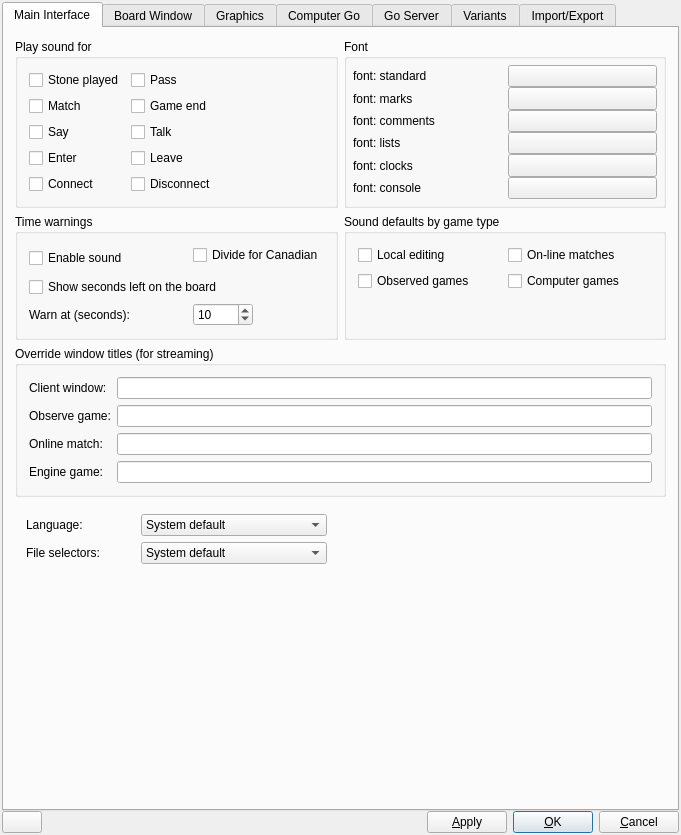
bernds/q5Go, file src/preferences_gui.ui: the form before one commit.
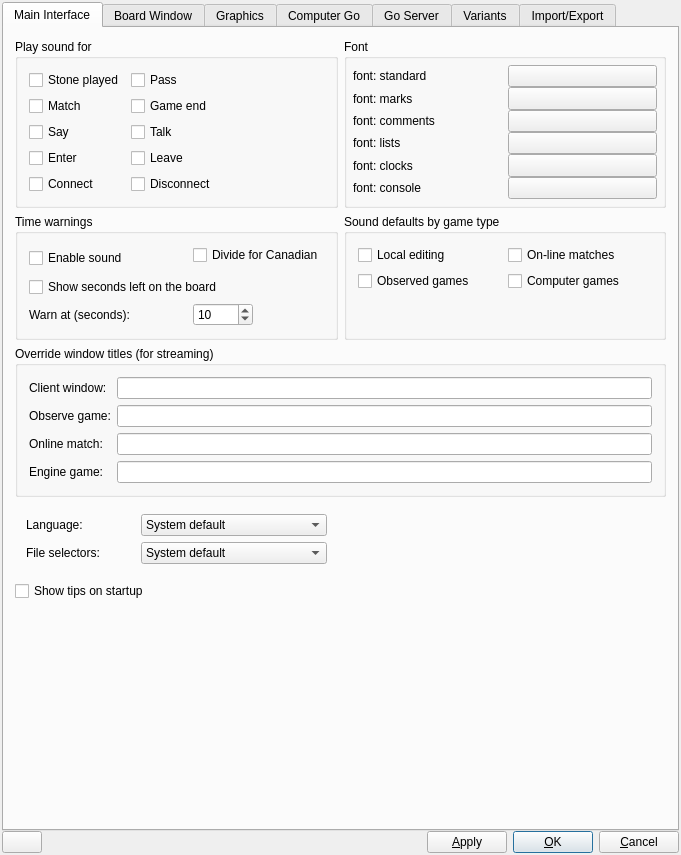
The form after the commit. Icons and pictures are not drawn. Custom widgets are drawn as their Qt base class.

Diff of the .ui file:
```diff
--- a/src/preferences_gui.ui
+++ b/src/preferences_gui.ui
@@ -7,7 +7,7 @@
     <x>0</x>
     <y>0</y>
     <width>681</width>
-    <height>835</height>
+    <height>855</height>
    </rect>
   </property>
   <property name="sizePolicy">
@@ -1038,6 +1038,13 @@
          </layout>
         </widget>
        </item>
+       <item row="4" column="0">
+        <widget class="QCheckBox" name="tipsCheckBox">
+         <property name="text">
+          <string>Show tips on startup</string>
+         </property>
+        </widget>
+       </item>
       </layout>
      </widget>
      <widget class="QWidget" name="clientWindowTabWidget">
```
